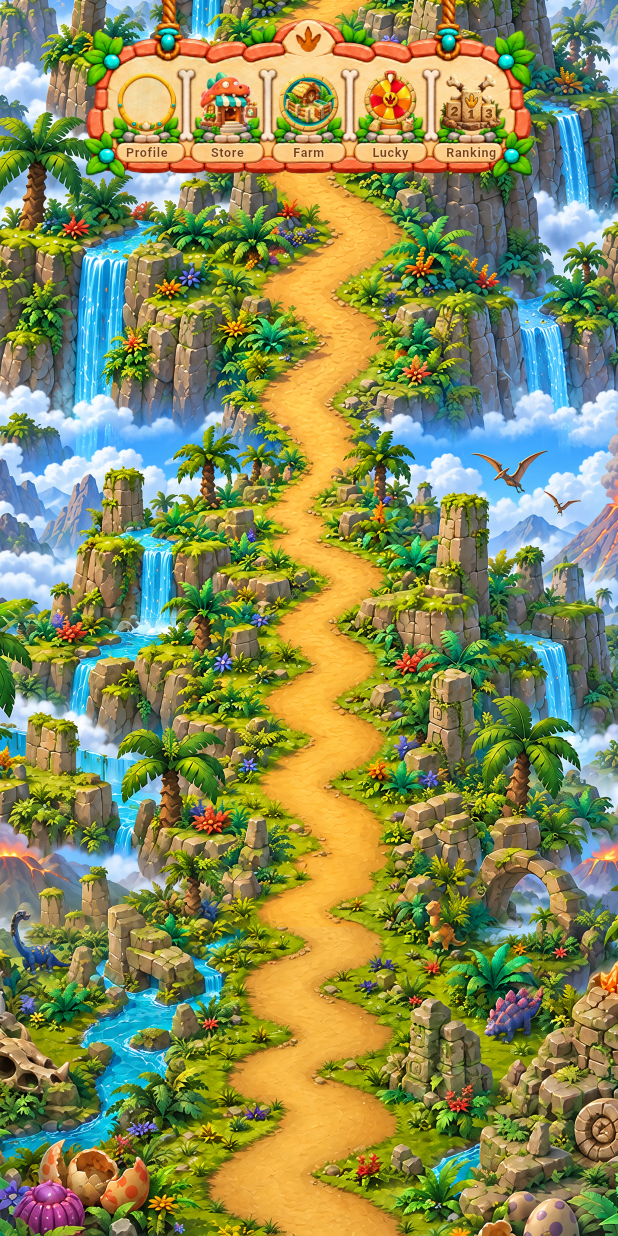
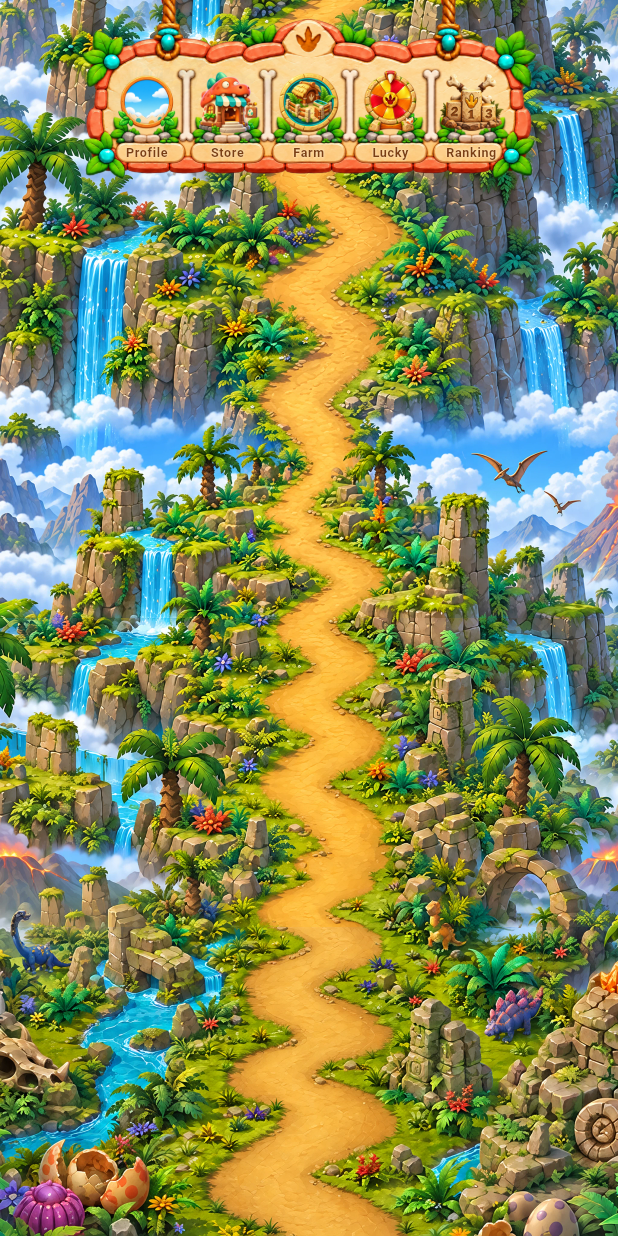
Before and after one commit to chauquangabc/dino_game, a Flutter app: the screen it shows after launch, on a phone screen of 412 x 824 dp. Run offline on Flutter 3.47's test engine with Material 3 defaults, Android fonts, the phone set to English and light mode, and no system bars; our stand-ins replace dartz, dio, flutter_native_splash, flutter_secure_storage, get_it, go_router and 2 more.

Commit message:
UI HUB v6

```diff
--- a/lib/feature/home/presentation/pages/home_page.dart
+++ b/lib/feature/home/presentation/pages/home_page.dart
@@ -247,7 +247,7 @@ class _HomeHud extends StatelessWidget {
     final double height = width * _panelAspect;
 
     final actions = [
-      _HudAction('Profile', 'assets/HUD/ring-profile-empty.webp', onProfile),
+      _HudAction('Profile', 'assets/HUD/ring_profile_background.webp', onProfile),
       _HudAction('Store', 'assets/HUD/store-icon.webp', onStore),
       _HudAction('Farm', 'assets/HUD/icon-dinosaur-farm.webp', onFarm),
       _HudAction('Lucky', 'assets/HUD/icon-lucky-wheel.webp', onLucky),
```
Also changed, not shown: assets/HUD/ring-profile-empty.webp (deleted), assets/HUD/ring_profile_background.webp (added).
